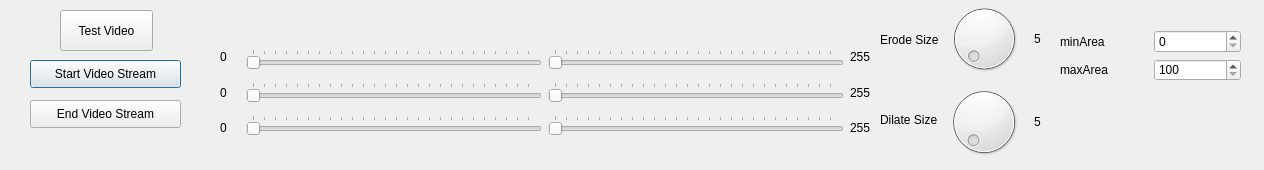
Before: the Qt Designer form KiteControl-Qt/imageprocessing.ui in adrienemery/zenith-wind-power, drawn with Qt 5.
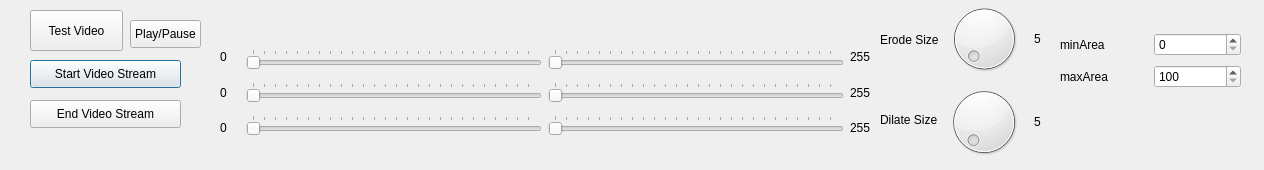
After: the same form once the commit is applied.

Commit message: added a play/pause button for test video. Added some empty save/load functions to be added to shortly. I looked up saving files in Qt and it turns out that they have a QFile class which enables you to find current directory the project is in and save the file to that (so that we don't have to specify a location, also don't have to worry about mac and windows having '/' and '\' different.

Diff of the .ui file:
```diff
--- a/KiteControl-Qt/imageprocessing.ui
+++ b/KiteControl-Qt/imageprocessing.ui
@@ -308,7 +308,7 @@
   <widget class="QPushButton" name="pushButton">
    <property name="geometry">
     <rect>
-     <x>60</x>
+     <x>30</x>
      <y>10</y>
      <width>93</width>
      <height>41</height>
@@ -318,13 +318,13 @@
     <string>Test Video</string>
    </property>
   </widget>
-  <widget class="QWidget" name="">
+  <widget class="QWidget" name="layoutWidget">
    <property name="geometry">
     <rect>
      <x>1060</x>
      <y>30</y>
      <width>181</width>
-     <height>51</height>
+     <height>61</height>
     </rect>
    </property>
    <layout class="QVBoxLayout" name="verticalLayout_6">
@@ -369,6 +369,19 @@
     </item>
    </layout>
   </widget>
+  <widget class="QPushButton" name="playPause_pushButton">
+   <property name="geometry">
+    <rect>
+     <x>130</x>
+     <y>20</y>
+     <width>71</width>
+     <height>28</height>
+    </rect>
+   </property>
+   <property name="text">
+    <string>Play/Pause</string>
+   </property>
+  </widget>
  </widget>
  <resources/>
  <connections>
```
The commit also changes 4 other files.
